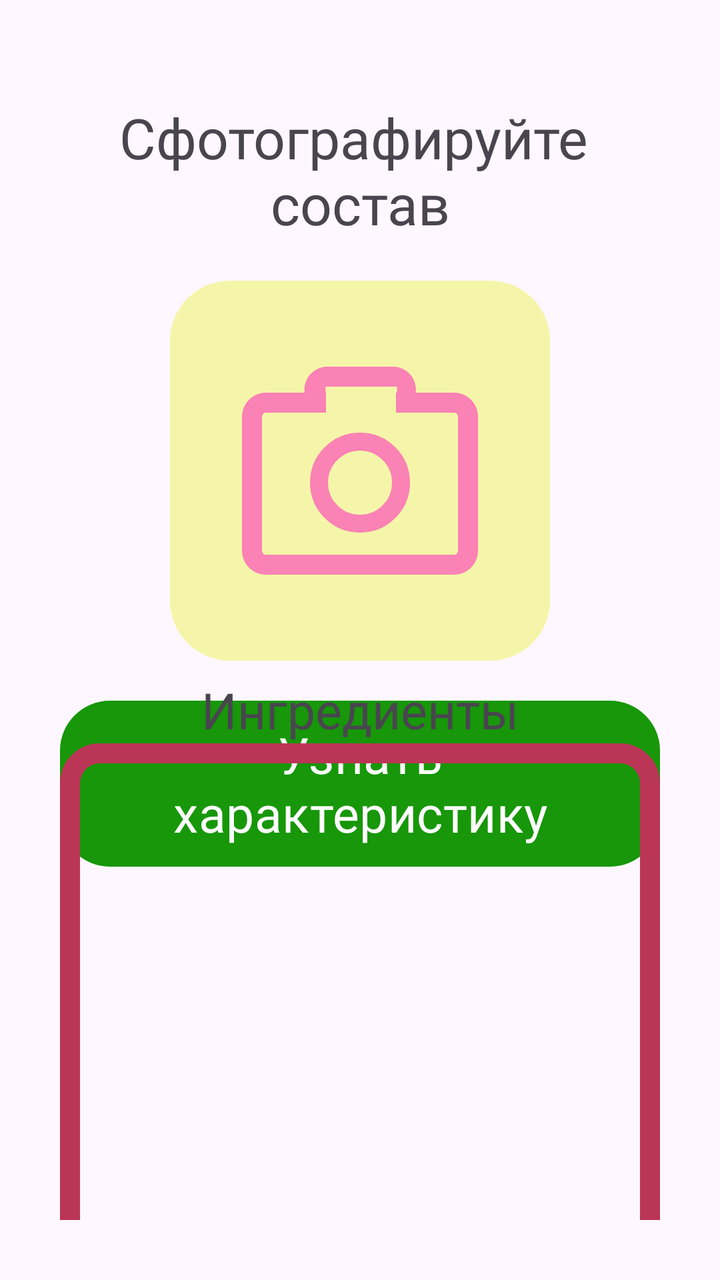
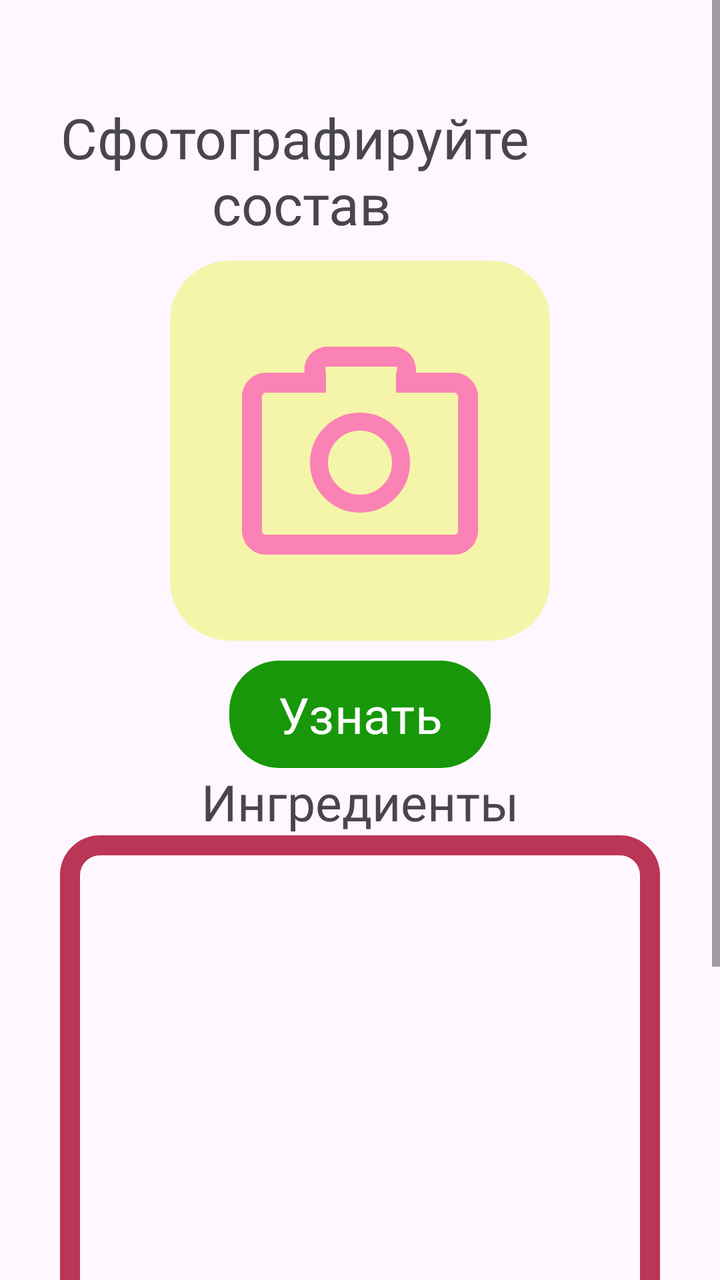

Compare the two renders of this Android layout. The source of the first and the diff that turns it into the second are given below.
<!-- AndroidManifest.xml: application theme Theme.CheckApp -->
<!-- res/layout/activity_ocr.xml -->
<?xml version="1.0" encoding="utf-8"?>
<androidx.constraintlayout.widget.ConstraintLayout xmlns:android="http://schemas.android.com/apk/res/android"
    xmlns:app="http://schemas.android.com/apk/res-auto"
    xmlns:tools="http://schemas.android.com/tools"
    android:layout_width="match_parent"
    android:layout_height="match_parent"
    android:padding="30dp"
    android:id="@+id/main">

    <TextView
        android:id="@+id/textView3"
        android:layout_width="wrap_content"
        android:layout_height="wrap_content"
        android:layout_marginTop="20dp"
        android:fontFamily="@font/findsans_pro"
        android:gravity="center"
        android:text="Сфотографируйте \nсостав"
        android:textSize="28sp"
        app:layout_constraintEnd_toEndOf="parent"
        app:layout_constraintStart_toStartOf="parent"
        app:layout_constraintTop_toTopOf="parent" />

    <ImageView
        android:id="@+id/cameraImage"
        android:layout_width="wrap_content"
        android:layout_height="wrap_content"
        android:layout_marginTop="20dp"
        app:layout_constraintEnd_toEndOf="parent"
        app:layout_constraintStart_toStartOf="parent"
        app:layout_constraintTop_toBottomOf="@+id/textView3"
        app:srcCompat="@drawable/ic_camera" />

    <Button
        android:id="@+id/captureImgBtn"
        android:layout_width="wrap_content"
        android:layout_height="wrap_content"
        android:text="Узнать характеристику"
        android:layout_marginTop="20dp"
        android:textSize="25sp"
        android:fontFamily="@font/geologica_auto_medium"
        app:backgroundTint="@null"
        android:background="@drawable/btns_mini"
        app:layout_constraintEnd_toEndOf="parent"
        app:layout_constraintStart_toStartOf="parent"
        app:layout_constraintTop_toBottomOf="@+id/cameraImage" />

    <TextView
        android:layout_width="wrap_content"
        android:layout_height="wrap_content"
        android:text="Ингредиенты"
        android:textSize="25sp"
        android:fontFamily="@font/geologica_auto_medium"
        app:layout_constraintBottom_toTopOf="@+id/resultText"
        app:layout_constraintEnd_toEndOf="parent"
        app:layout_constraintStart_toStartOf="parent" />

    <TextView
        android:id="@+id/resultText"
        android:layout_width="match_parent"
        android:layout_height="300dp"
        android:background="@drawable/text_field"
        android:padding="10dp"
        android:scrollbars="vertical"
        android:text=""
        android:textColor="@color/black"
        app:layout_constraintBottom_toBottomOf="parent"
        app:layout_constraintEnd_toEndOf="parent"
        app:layout_constraintStart_toStartOf="parent"
        app:layout_constraintTop_toBottomOf="@+id/captureImgBtn" />


</androidx.constraintlayout.widget.ConstraintLayout>
<!-- resources referenced by this layout -->
<resources>
  <color name="black">#FF000000</color>
  <!-- drawable btns_mini (drawable) -->
  <?xml version="1.0" encoding="utf-8"?>
  <shape xmlns:android="http://schemas.android.com/apk/res/android">
      <solid android:color="#179709"></solid>
      <corners android:topRightRadius="25dp" android:bottomRightRadius="25dp" android:bottomLeftRadius="25dp" android:topLeftRadius="25dp"></corners>
  </shape>
  <!-- drawable ic_camera: vector/xml drawable (drawable, 2878 chars, omitted) -->
  <!-- drawable text_field (drawable) -->
  <?xml version="1.0" encoding="utf-8"?>
  <shape xmlns:android="http://schemas.android.com/apk/res/android">
      <stroke
          android:width="10dp"
          android:color="#BB3556"/>
      <corners
          android:radius="15dp"/>
  </shape>
  <style name="Theme.CheckApp" parent="Base.Theme.CheckApp" />
  <style name="Base.Theme.CheckApp" parent="Theme.Material3.DayNight.NoActionBar">
          
          
      </style>
</resources>

<!-- the commit's change to res/layout/activity_ocr.xml (unified diff, before → after) -->
@@ -1,72 +1,65 @@
 <?xml version="1.0" encoding="utf-8"?>
-<androidx.constraintlayout.widget.ConstraintLayout xmlns:android="http://schemas.android.com/apk/res/android"
+<ScrollView xmlns:android="http://schemas.android.com/apk/res/android"
     xmlns:app="http://schemas.android.com/apk/res-auto"
     xmlns:tools="http://schemas.android.com/tools"
     android:layout_width="match_parent"
     android:layout_height="match_parent"
-    android:padding="30dp"
     android:id="@+id/main">
 
-    <TextView
-        android:id="@+id/textView3"
-        android:layout_width="wrap_content"
+    <LinearLayout
+        android:layout_width="match_parent"
         android:layout_height="wrap_content"
-        android:layout_marginTop="20dp"
-        android:fontFamily="@font/findsans_pro"
-        android:gravity="center"
-        android:text="Сфотографируйте \nсостав"
-        android:textSize="28sp"
-        app:layout_constraintEnd_toEndOf="parent"
-        app:layout_constraintStart_toStartOf="parent"
-        app:layout_constraintTop_toTopOf="parent" />
+        android:padding="30dp"
+        android:orientation="vertical">
 
-    <ImageView
-        android:id="@+id/cameraImage"
-        android:layout_width="wrap_content"
-        android:layout_height="wrap_content"
-        android:layout_marginTop="20dp"
-        app:layout_constraintEnd_toEndOf="parent"
-        app:layout_constraintStart_toStartOf="parent"
-        app:layout_constraintTop_toBottomOf="@+id/textView3"
-        app:srcCompat="@drawable/ic_camera" />
+        <TextView
+            android:id="@+id/textView3"
+            android:layout_width="wrap_content"
+            android:layout_height="wrap_content"
+            android:layout_marginTop="20dp"
+            android:fontFamily="@font/findsans_pro"
+            android:gravity="center"
+            android:text="Сфотографируйте \nсостав"
+            android:textSize="28sp" />
 
-    <Button
-        android:id="@+id/captureImgBtn"
-        android:layout_width="wrap_content"
-        android:layout_height="wrap_content"
-        android:text="Узнать характеристику"
-        android:layout_marginTop="20dp"
-        android:textSize="25sp"
-        android:fontFamily="@font/geologica_auto_medium"
-        app:backgroundTint="@null"
-        android:background="@drawable/btns_mini"
-        app:layout_constraintEnd_toEndOf="parent"
-        app:layout_constraintStart_toStartOf="parent"
-        app:layout_constraintTop_toBottomOf="@+id/cameraImage" />
+        <ImageView
+            android:id="@+id/cameraImage"
+            android:layout_width="wrap_content"
+            android:layout_height="wrap_content"
+            android:layout_marginTop="10dp"
+            android:layout_gravity="center"
+            android:background="@drawable/ic_camera"/>
 
-    <TextView
-        android:layout_width="wrap_content"
-        android:layout_height="wrap_content"
-        android:text="Ингредиенты"
-        android:textSize="25sp"
-        android:fontFamily="@font/geologica_auto_medium"
-        app:layout_constraintBottom_toTopOf="@+id/resultText"
-        app:layout_constraintEnd_toEndOf="parent"
-        app:layout_constraintStart_toStartOf="parent" />
+        <Button
+            android:id="@+id/captureImgBtn"
+            android:layout_width="wrap_content"
+            android:layout_height="wrap_content"
+            android:text="Узнать"
+            android:layout_gravity="center"
+            android:layout_marginTop="10dp"
+            android:textSize="25sp"
+            android:fontFamily="@font/geologica_auto_medium"
+            app:backgroundTint="@null"
+            android:background="@drawable/btns_mini" />
 
-    <TextView
-        android:id="@+id/resultText"
-        android:layout_width="match_parent"
-        android:layout_height="300dp"
-        android:background="@drawable/text_field"
-        android:padding="10dp"
-        android:scrollbars="vertical"
-        android:text=""
-        android:textColor="@color/black"
-        app:layout_constraintBottom_toBottomOf="parent"
-        app:layout_constraintEnd_toEndOf="parent"
-        app:layout_constraintStart_toStartOf="parent"
-        app:layout_constraintTop_toBottomOf="@+id/captureImgBtn" />
+        <TextView
+            android:layout_width="wrap_content"
+            android:layout_height="wrap_content"
+            android:fontFamily="@font/geologica_auto_medium"
+            android:text="Ингредиенты"
+            android:layout_gravity="center"
+            android:textSize="25sp" />
 
+        <TextView
+            android:id="@+id/resultText"
+            android:layout_width="300dp"
+            android:layout_height="400dp"
+            android:layout_gravity="center"
+            android:background="@drawable/text_field"
+            android:padding="10dp"
+            android:scrollbars="vertical"
+            android:text=""
+            android:textColor="@color/black" />
 
-</androidx.constraintlayout.widget.ConstraintLayout>
+    </LinearLayout>
+</ScrollView>
